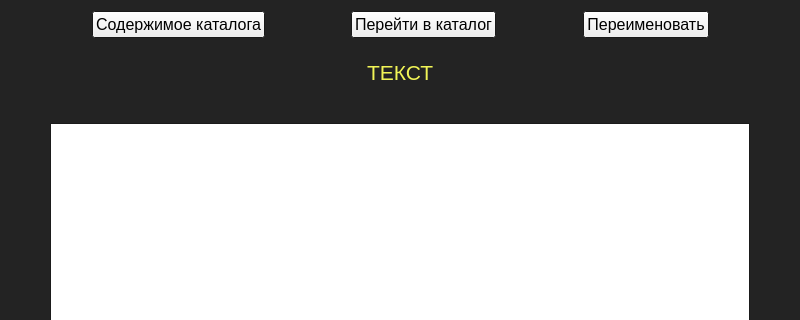
NotZahar/HMI_lab2, file src/MenuI/menui.ui: the form before one commit; both pictures show x 0 to 800 and y 0 to 320 of the 800 by 500 pixel window.
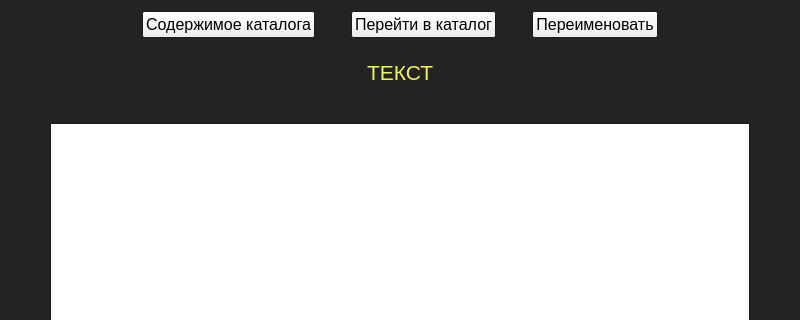
The form after the commit.

What changed in the file:
```diff
--- a/src/MenuI/menui.ui
+++ b/src/MenuI/menui.ui
@@ -156,9 +156,12 @@
        <property name="orientation">
         <enum>Qt::Horizontal</enum>
        </property>
+       <property name="sizeType">
+        <enum>QSizePolicy::Fixed</enum>
+       </property>
        <property name="sizeHint" stdset="0">
         <size>
-         <width>40</width>
+         <width>30</width>
          <height>20</height>
         </size>
        </property>
@@ -181,9 +184,12 @@
        <property name="orientation">
         <enum>Qt::Horizontal</enum>
        </property>
+       <property name="sizeType">
+        <enum>QSizePolicy::Fixed</enum>
+       </property>
        <property name="sizeHint" stdset="0">
         <size>
-         <width>40</width>
+         <width>30</width>
          <height>20</height>
         </size>
        </property>
```
